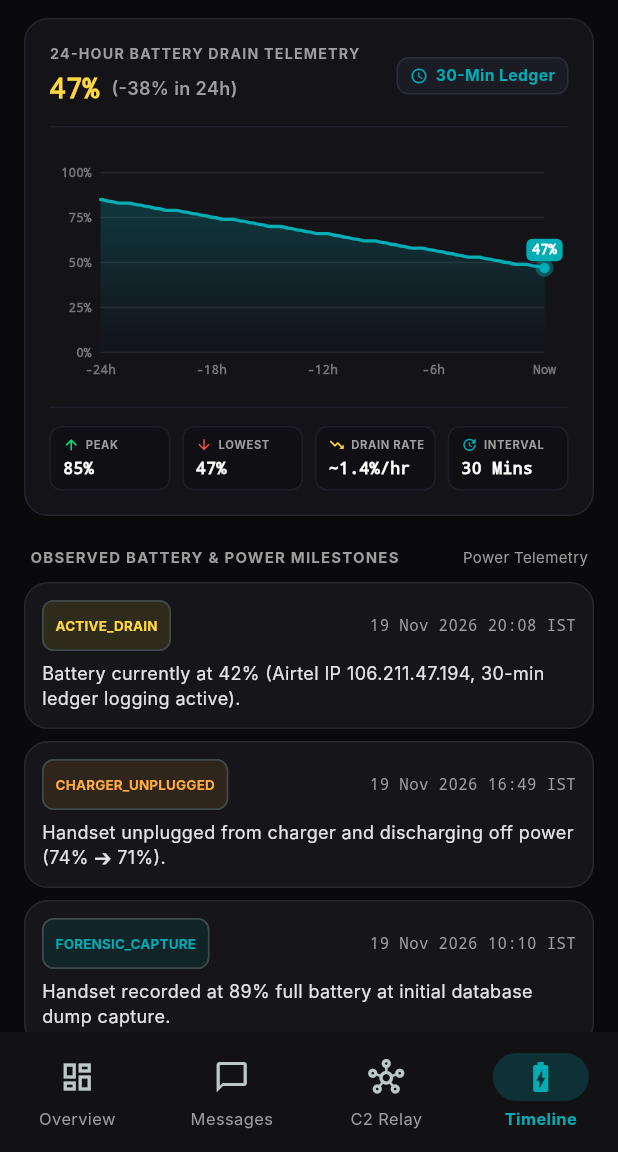
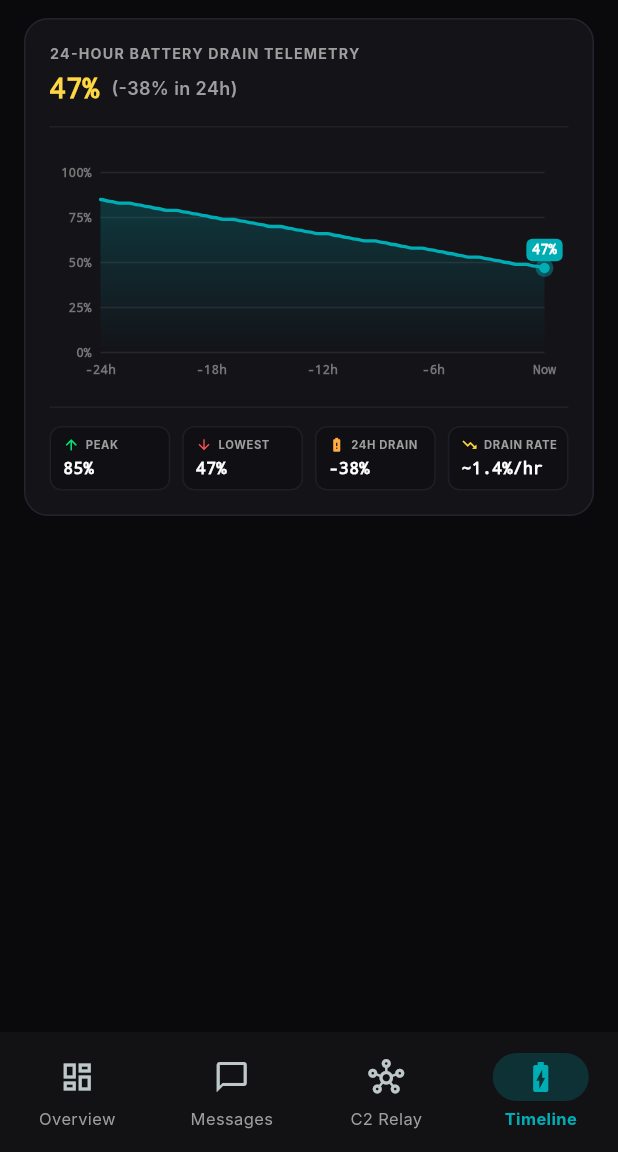
Before and after one commit to chandranshB/hacker-tracker, a Flutter app: the screen it shows after launch, item 4 of the bottom bar chosen, on a phone screen of 412 x 824 dp, the part 84-1236 px from its top. Run offline on Flutter 3.47's test engine with Material 3 defaults, Android fonts, the phone set to English and light mode, and no system bars; network calls fail; Roboto replaces fonts that are missing (Inter).

Commit message:
clean: remove 30-min ledger badge and milestone logs from battery graph, purge cloudflare workflow

```diff
--- a/lib/main.dart
+++ b/lib/main.dart
@@ -1487,7 +1487,7 @@ class _MainScreenState extends State<MainScreen> {
     );
   }
 
-  // ==================== TIMELINE TAB (24H BATTERY GRAPH & POWER MILESTONES) ====================
+  // ==================== TIMELINE TAB (24H BATTERY GRAPH ONLY) ====================
   Widget _buildTimelineTab() {
     int high = 85;
     int low = _batteryPercent;
@@ -1516,9 +1516,6 @@ class _MainScreenState extends State<MainScreen> {
           child: Column(
             crossAxisAlignment: CrossAxisAlignment.start,
             children: [
-              Row(
-                mainAxisAlignment: MainAxisAlignment.spaceBetween,
-                children: [
               Column(
                 crossAxisAlignment: CrossAxisAlignment.start,
                 children: [
@@ -1552,27 +1549,6 @@ class _MainScreenState extends State<MainScreen> {
                   ),
                 ],
               ),
-                  Container(
-                    padding: const EdgeInsets.symmetric(horizontal: 8, vertical: 4),
-                    decoration: BoxDecoration(
-                      color: const Color(0xFF1B1B24),
-                      borderRadius: BorderRadius.circular(8),
-                      border: Border.all(color: const Color(0xFF2C2C3A)),
-                    ),
-                    child: const Row(
-                      mainAxisSize: MainAxisSize.min,
-                      children: [
-                        Icon(Icons.schedule, size: 12, color: Color(0xFF00ADB5)),
-                        SizedBox(width: 5),
-                        Text(
-                          '30-Min Ledger',
-                          style: TextStyle(fontSize: 10.5, fontWeight: FontWeight.bold, color: Color(0xFF00ADB5)),
-                        ),
-                      ],
-                    ),
-                  ),
-                ],
-              ),
               const SizedBox(height: 12),
               const Divider(color: Color(0xFF20202A), height: 1),
               const SizedBox(height: 12),
@@ -1599,68 +1575,16 @@ class _MainScreenState extends State<MainScreen> {
                   ),
                   const SizedBox(width: 8),
                   Expanded(
-                    child: _buildMiniStatTile('DRAIN RATE', '~1.4%/hr', Icons.trending_down, Colors.amberAccent),
+                    child: _buildMiniStatTile('24H DRAIN', '-$drain%', Icons.battery_alert, Colors.orangeAccent),
                   ),
                   const SizedBox(width: 8),
                   Expanded(
-                    child: _buildMiniStatTile('INTERVAL', '30 Mins', Icons.update, const Color(0xFF00ADB5)),
-                  ),
-                ],
-              ),
-            ],
-          ),
-        ),
-
-        const SizedBox(height: 16),
-
-        // 🔋 OBSERVED POWER & STATE MILESTONES (Replaced redundant SMS duplicates)
-        const Padding(
-          padding: EdgeInsets.symmetric(horizontal: 4, vertical: 4),
-          child: Row(
-            mainAxisAlignment: MainAxisAlignment.spaceBetween,
-            children: [
-              Text(
-                'OBSERVED BATTERY & POWER MILESTONES',
-                style: TextStyle(fontSize: 10, fontWeight: FontWeight.bold, color: Colors.grey, letterSpacing: 0.8),
-              ),
-              Text(
-                'Power Telemetry',
-                style: TextStyle(fontSize: 10, color: Colors.grey),
-              ),
-            ],
-          ),
-        ),
-        const SizedBox(height: 6),
-
-        _buildTimelineItem(
-          '19 Nov 2026 20:08 IST',
-          'ACTIVE_DRAIN',
-          'Battery currently at 42% (Airtel IP 106.211.47.194, 30-min ledger logging active).',
-          Colors.amberAccent,
-        ),
-        _buildTimelineItem(
-          '19 Nov 2026 16:49 IST',
-          'CHARGER_UNPLUGGED',
-          'Handset unplugged from charger and discharging off power (74% ➔ 71%).',
-          Colors.orangeAccent,
-        ),
-        _buildTimelineItem(
-          '19 Nov 2026 10:10 IST',
-          'FORENSIC_CAPTURE',
-          'Handset recorded at 89% full battery at initial database dump capture.',
-          const Color(0xFF00ADB5),
-        ),
-        _buildTimelineItem(
-          '19 Nov 2026 (Earlier)',
-          'RECONNECTED_TO_POWER',
-          'Logged in forensic records: reconnected to charger (recharged 44% ➔ 89%).',
-          const Color(0xFF00E676),
-        ),
-        _buildTimelineItem(
-          '26 Sep 2026 07:53 AM',
-          'DEVICE_JOINED',
-          'Handset $deviceId first compromised and linked to C2 database.',
-          Colors.blueAccent,
+                    child: _buildMiniStatTile('DRAIN RATE', '~1.4%/hr', Icons.trending_down, Colors.amberAccent),
+                  ),
+                ],
+              ),
+            ],
+          ),
         ),
       ],
     );
@@ -1693,40 +1617,6 @@ class _MainScreenState extends State<MainScreen> {
             style: const TextStyle(fontFamily: 'monospace', fontSize: 11, fontWeight: FontWeight.bold, color: Colors.white),
           ),
         ],
-      ),
-    );
-  }
-
-  Widget _buildTimelineItem(String time, String type, String desc, Color color) {
-    String formattedTime = time;
-    try {
-      final dt = DateTime.parse(time).toLocal();
-      formattedTime = '${dt.year}-${dt.month.toString().padLeft(2, '0')}-${dt.day.toString().padLeft(2, '0')} ${dt.hour.toString().padLeft(2, '0')}:${dt.minute.toString().padLeft(2, '0')}';
-    } catch (_) {}
-
-    return Card(
-      margin: const EdgeInsets.only(bottom: 8),
-      child: Padding(
-        padding: const EdgeInsets.all(12),
-        child: Column(
-          crossAxisAlignment: CrossAxisAlignment.start,
-          children: [
-            Row(
-              mainAxisAlignment: MainAxisAlignment.spaceBetween,
-              children: [
-                Chip(
-                  label: Text(type, style: TextStyle(fontSize: 9.0, fontWeight: FontWeight.bold, color: color)),
-                  backgroundColor: color.withValues(alpha: 0.12),
-                  padding: EdgeInsets.zero,
-                  materialTapTargetSize: MaterialTapTargetSize.shrinkWrap,
-                ),
-                Text(formattedTime, style: const TextStyle(fontSize: 10.5, color: Colors.grey, fontFamily: 'monospace')),
-              ],
-            ),
-            const SizedBox(height: 6),
-            Text(desc, style: const TextStyle(fontSize: 12, color: Color(0xFFE4E4E7))),
-          ],
-        ),
       ),
     );
   }
```
Also changed, not shown: 1 other file. Lines whose indentation alone changed are shown as unchanged.
